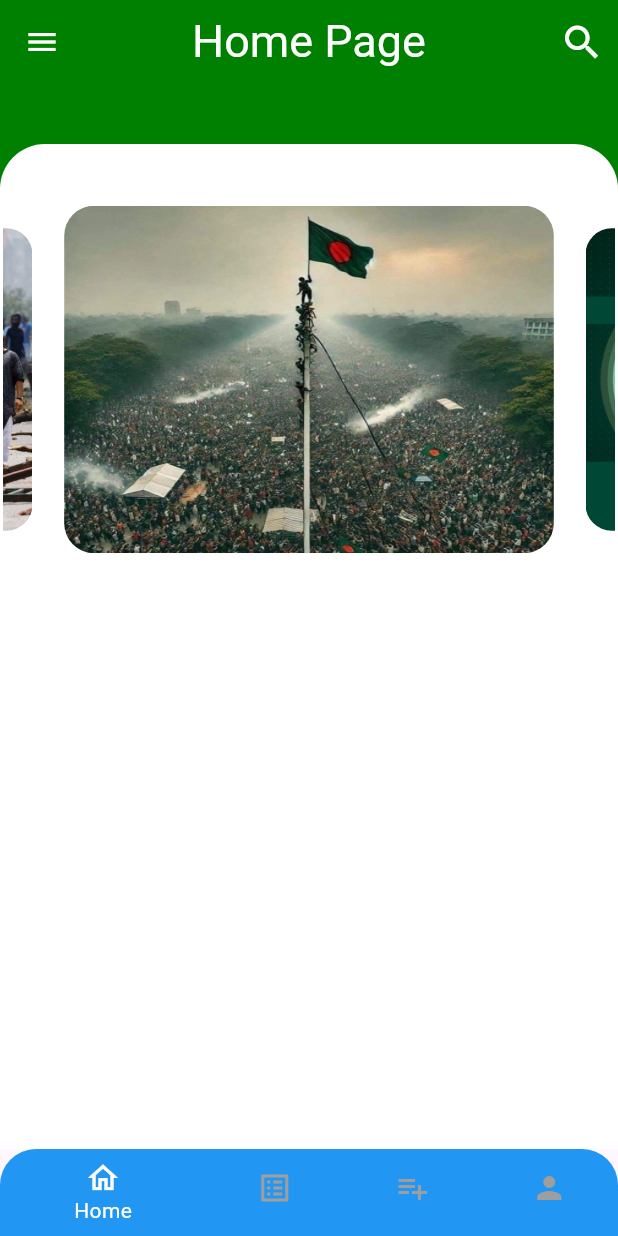
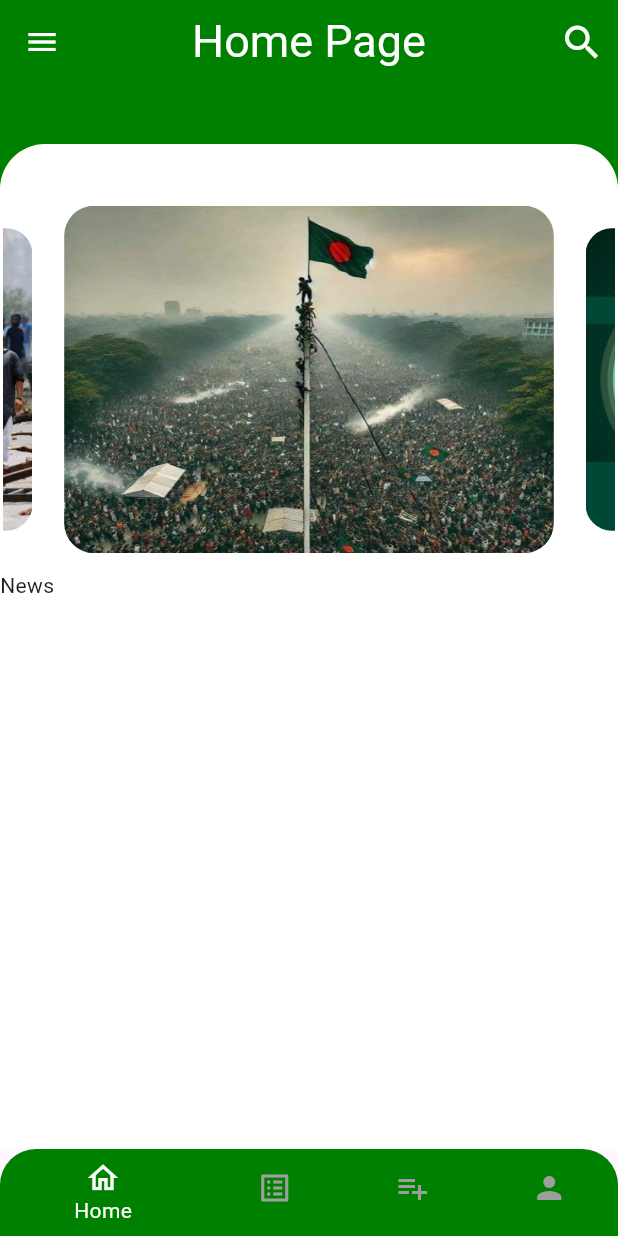
Before and after one commit to Ankan121/Bangladesh-2.0-App, a Flutter app: the screen it shows after launch, on a phone screen of 412 x 824 dp. Run offline on Flutter 3.47's test engine with Material 3 defaults, Android fonts, the light colour scheme and no system bars; drawn by our look-alikes of carousel_slider; our stand-ins replace flutter_screenutil, get.

Commit message:
text update

```diff
--- a/lib/views/home_screen/home_screen.dart
+++ b/lib/views/home_screen/home_screen.dart
@@ -74,12 +74,14 @@ class _Home_ScreenState extends State<Home_Screen> {
                   )
                 ),
                 child: Column(
+                  crossAxisAlignment: CrossAxisAlignment.start,
                   children: [
                     SizedBox(height: 30,),
                     Padding(
                       padding: const EdgeInsets.all(2.0),
                       child: Carousel_Slider(),
                     ),
+                    Text('News'),
                   ],
                 ),
               ),
--- a/lib/views/navigation_bar/navigation_bar.dart
+++ b/lib/views/navigation_bar/navigation_bar.dart
@@ -85,7 +85,7 @@ class _MyHomePageState extends State<Navigation_Var> {
             BottomNavigationBarItem(
               icon: Icon(Icons.home_outlined),
               label: 'Home',
-              backgroundColor: Colors.blue,
+              backgroundColor: AppColor.appbar,
             ),
             BottomNavigationBarItem(
               icon: Icon(Icons.list_alt),
--- a/pubspec.yaml
+++ b/pubspec.yaml
@@ -35,7 +35,7 @@ dependencies:
   # The following adds the Cupertino Icons font to your application.
   # Use with the CupertinoIcons class for iOS style icons.
   cupertino_icons: ^1.0.2
-  get: ^4.6.5
+  get: ^4.6.6
   flutter_screenutil: ^5.9.3
 
 dev_dependencies:
@@ -66,7 +66,7 @@ flutter:
     - assets/
     - assets/splash/
     - assets/account_pic/
-    -
+
 
   # An image asset can refer to one or more resolution-specific "variants", see
   # https://flutter.dev/assets-and-images/#resolution-aware
```
Also changed, not shown: lib/constants/text.dart (added, +26 -0 lines), pubspec.lock.
